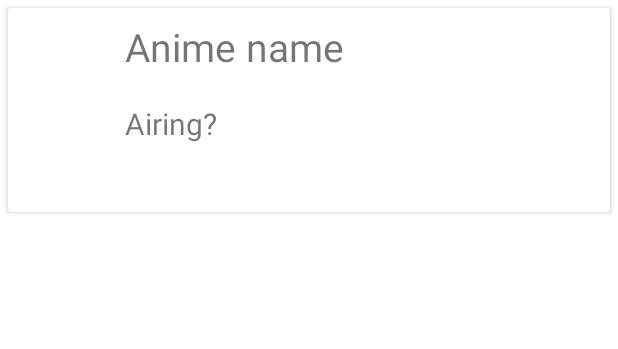
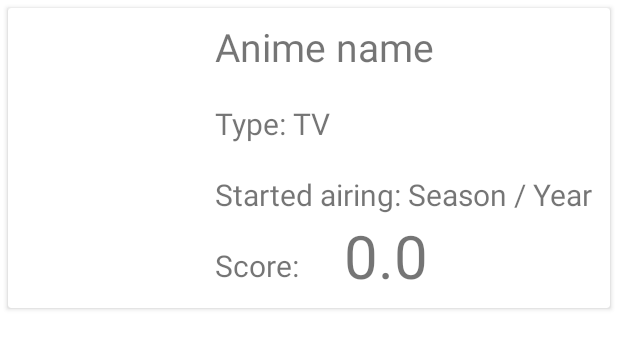
Before and after one commit to markusniv/anime-watchlist, an Android app: the layout search_view.xml on its own in the app's theme, with its tools: preview values and no code run, on a phone screen of 412 x 824 dp. Shown: the top 349 px of the screen. Run offline under Robolectric (Android 15) with nearby library versions, the phone set to English and light mode, and no system bars.

Commit message:
Modified entries to also save type, air/release date and score and display these visibly in search views

```diff
--- a/app/src/main/java/com/marsu/animelist/model/Data.kt
+++ /dev/null
@@ -1,5 +0,0 @@
-package com.marsu.animelist.model
-
-data class Data(
-    val data: String,
-)
--- a/app/src/main/java/com/marsu/animelist/screens/SearchFragment.kt
+++ b/app/src/main/java/com/marsu/animelist/screens/SearchFragment.kt
@@ -36,8 +36,6 @@ class SearchFragment : Fragment() {
             adapter.setData(entries)
         }
         val alertObserver = Observer<Boolean> { alerted ->
-            println("ALERTED!")
-            println(alerted)
             if (alerted) {
                 Toast.makeText(App.appContext, "Too many search results, displaying only first 5 pages!", Toast.LENGTH_LONG).show()
             }
--- a/app/src/main/res/layout/search_view.xml
+++ b/app/src/main/res/layout/search_view.xml
@@ -7,6 +7,7 @@
         android:id="@+id/singleSearchEntry">
 
         <RelativeLayout
+            android:id="@+id/singleSearchEntryLayout"
             android:layout_width="match_parent"
             android:layout_height="match_parent"
             android:padding="8dp">
@@ -19,11 +20,12 @@
 
                 <ImageView
                     android:id="@+id/singleSearchEntryImage"
-                    android:layout_width="60dp"
-                    android:layout_height="120dp"
+                    android:layout_width="120dp"
+                    android:layout_height="180dp"
                     />
             </RelativeLayout>
             <RelativeLayout
+                android:id="@+id/singleSearchEntryTexts"
                 android:layout_width="wrap_content"
                 android:layout_height="wrap_content"
                 android:layout_toEndOf="@+id/singleSearchEntryImageBox">
@@ -34,14 +36,58 @@
                     android:text="Anime name"
                     android:textSize="26sp"/>
                 <TextView
-                    android:id="@+id/singleSearchEntryAiring"
+                    android:id="@+id/singleSearchEntryTypeText"
                     android:layout_width="wrap_content"
                     android:layout_height="wrap_content"
-                    android:text="Airing?"
+                    android:text="Type: "
                     android:layout_below="@id/singleSearchEntryTitle"
                     android:layout_marginTop="20dp"
                     android:textSize="20sp"/>
+                <TextView
+                    android:id="@+id/singleSearchEntryType"
+                    android:layout_width="wrap_content"
+                    android:layout_height="wrap_content"
+                    android:text="TV"
+                    android:layout_below="@id/singleSearchEntryTitle"
+                    android:layout_toEndOf="@id/singleSearchEntryTypeText"
+                    android:layout_marginTop="20dp"
+                    android:textSize="20sp"/>
+                <TextView
+                    android:id="@+id/singleSearchEntryAiredText"
+                    android:layout_width="wrap_content"
+                    android:layout_height="wrap_content"
+                    android:text="Started airing: "
+                    android:layout_below="@id/singleSearchEntryTypeText"
+                    android:layout_marginTop="20dp"
+                    android:textSize="20sp"/>
+                <TextView
+                    android:id="@+id/singleSearchEntryAired"
+                    android:layout_width="wrap_content"
+                    android:layout_height="wrap_content"
+                    android:text="Season / Year"
+                    android:layout_below="@id/singleSearchEntryTypeText"
+                    android:layout_toEndOf="@id/singleSearchEntryAiredText"
+                    android:layout_marginTop="20dp"
+                    android:textSize="20sp"/>
+                <TextView
+                    android:id="@+id/singleSearchEntryScoreText"
+                    android:layout_width="wrap_content"
+                    android:layout_height="wrap_content"
+                    android:layout_below="@id/singleSearchEntryAired"
+                    android:layout_marginTop="20dp"
+                    android:text="Score:"
+                    android:textSize="20sp"/>
+                <TextView
+                    android:id="@+id/singleSearchEntryScore"
+                    android:layout_width="wrap_content"
+                    android:layout_height="wrap_content"
+                    android:layout_toEndOf="@id/singleSearchEntryScoreText"
+                    android:layout_below="@id/singleSearchEntryAired"
+                    android:layout_marginLeft="30dp"
+                    android:text="0.0"
+                    android:textSize="40sp"/>
             </RelativeLayout>
+
 
         </RelativeLayout>
 
```
Also changed, not shown: app/src/main/java/com/marsu/animelist/adapter/SearchListAdapter.kt (+20 -5 lines), app/src/main/java/com/marsu/animelist/model/Entry.kt (+6 -1 lines), app/src/main/java/com/marsu/animelist/viewmodel/SearchViewModel.kt (+33 -2 lines).
